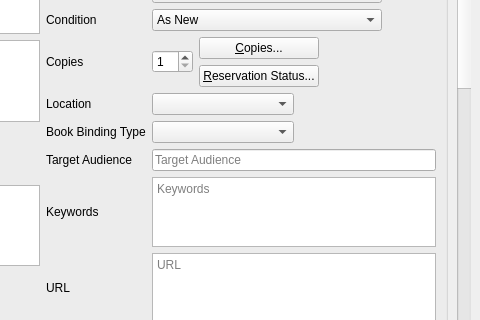
Above: UI/biblioteq_bookinfo.ui from textbrowser/biblioteq before the change; both pictures show x 620 to 1100 and y 198 to 518 of the 1100 by 600 pixel window. Below: the same form after it.
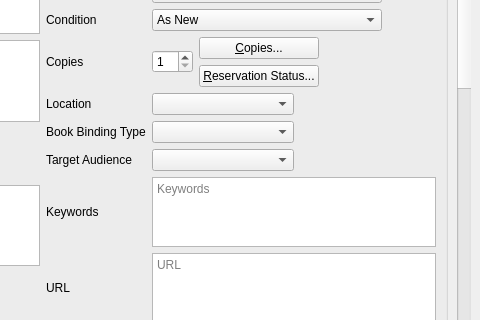
That is the form after the change. Icons and pictures are not drawn. Custom widgets are drawn as their Qt base class.

Commit message: Book target audience.

Diff of the .ui file:
```diff
--- a/UI/biblioteq_bookinfo.ui
+++ b/UI/biblioteq_bookinfo.ui
@@ -34,9 +34,9 @@
        <property name="geometry">
         <rect>
          <x>0</x>
-         <y>-126</y>
+         <y>-214</y>
          <width>1067</width>
-         <height>1259</height>
+         <height>1297</height>
         </rect>
        </property>
        <layout class="QVBoxLayout" name="verticalLayout_9">
@@ -880,11 +880,34 @@
                     </widget>
                    </item>
                    <item row="6" column="1">
-                    <widget class="QLineEdit" name="target_audience">
-                     <property name="placeholderText">
-                      <string>Target Audience</string>
-                     </property>
-                    </widget>
+                    <layout class="QHBoxLayout" name="_8">
+                     <item>
+                      <widget class="QComboBox" name="target_audience">
+                       <property name="sizePolicy">
+                        <sizepolicy hsizetype="Expanding" vsizetype="Fixed">
+                         <horstretch>0</horstretch>
+                         <verstretch>0</verstretch>
+                        </sizepolicy>
+                       </property>
+                       <property name="sizeAdjustPolicy">
+                        <enum>QComboBox::AdjustToContents</enum>
+                       </property>
+                      </widget>
+                     </item>
+                     <item>
+                      <spacer>
+                       <property name="orientation">
+                        <enum>Qt::Horizontal</enum>
+                       </property>
+                       <property name="sizeHint" stdset="0">
+                        <size>
+                         <width>40</width>
+                         <height>20</height>
+                        </size>
+                       </property>
+                      </spacer>
+                     </item>
+                    </layout>
                    </item>
                   </layout>
                  </item>
```
Left out of the diff: 246 changed lines with no effect on the pictures. Lines whose indentation alone changed are shown as unchanged. The commit also changes 2 other files.
